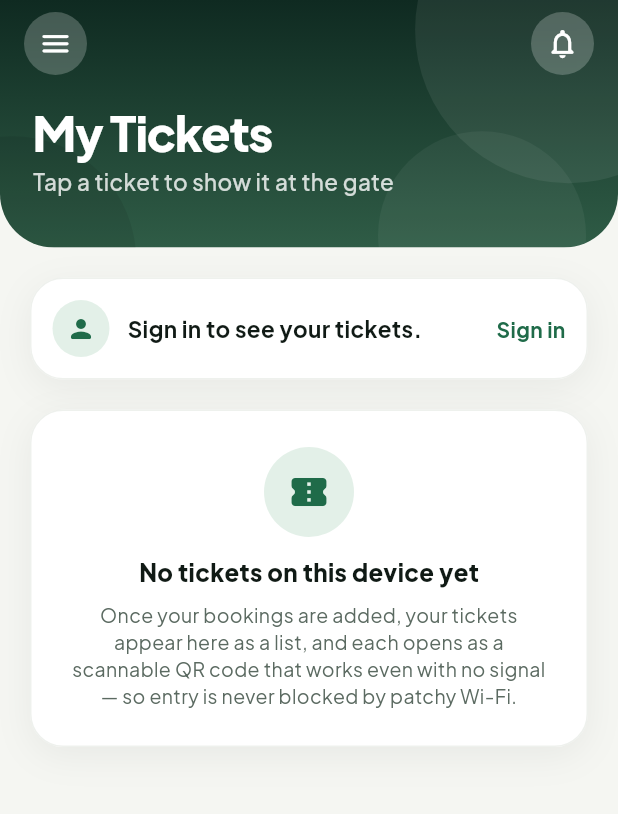
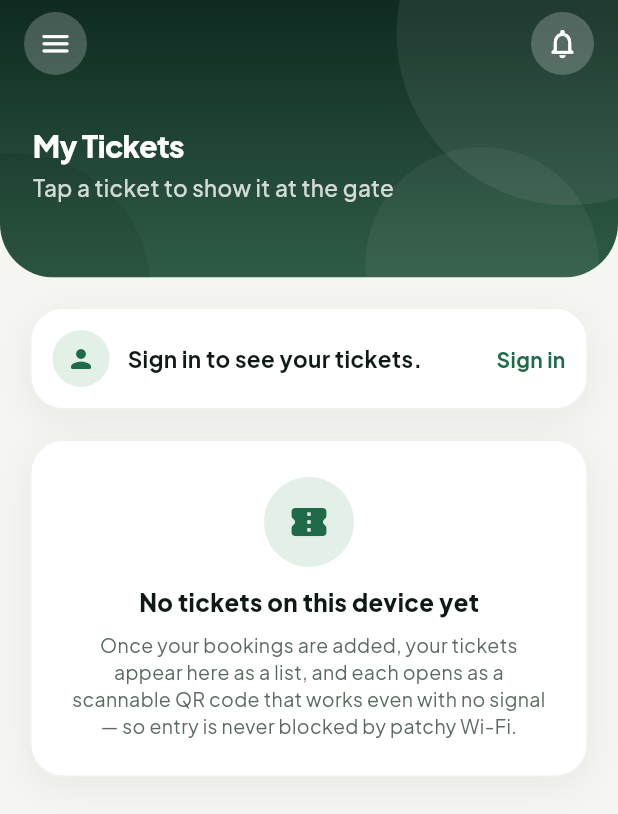
Before and after one commit to kynren/kynren-park, a Flutter app: the screen it shows after launch, after a tap on "Tickets", on a phone screen of 412 x 824 dp. Shown: the top 814 px of the screen. Run offline on Flutter 3.47's test engine with Material 3 defaults, Android fonts, the phone set to English and light mode, and no system bars; our stand-ins replace cached_network_image, firebase_core, firebase_messaging, flutter_tts, geolocator, go_router and 7 more; missing offline and left inert: mobile_scanner; accounts and stored records are empty; network calls fail.

Commit message:
Flutter: taller page headers with a 20px title, status-bar icons that stay visible over the green header and photos (1.0.0+44)
Co-Authored-By: Claude Sonnet 5.5 <noreply@anthropic.com>

```diff
--- a/apps/mobile_flutter/lib/main.dart
+++ b/apps/mobile_flutter/lib/main.dart
@@ -14,6 +14,7 @@ import 'core/push.dart';
 import 'core/restaurant_favs.dart';
 import 'core/sync.dart';
 import 'core/tickets.dart';
+import 'ui/status_bar.dart';
 import 'core/theme.dart';
 import 'core/theme_mode.dart';
 
@@ -124,7 +125,10 @@ class _KynrenAppState extends State<KynrenApp> {
             themeMode: context.watch<ThemePref>().mode,
             routerConfig: router,
             // The launch splash, announcements and first-time cards sit above every screen.
-            builder: (context, child) => Stack(fit: StackFit.expand, children: [child ?? const SizedBox.shrink(), const AnnouncementMegaphone(), const WalkthroughOverlay(), const LoadingOverlay()]),
+            builder: (context, child) => StatusBarIcons(
+              light: Theme.of(context).brightness == Brightness.dark,
+              child: Stack(fit: StackFit.expand, children: [child ?? const SizedBox.shrink(), const AnnouncementMegaphone(), const WalkthroughOverlay(), const LoadingOverlay()]),
+            ),
           );
         },
       ),
--- a/apps/mobile_flutter/lib/screens/home_screen.dart
+++ b/apps/mobile_flutter/lib/screens/home_screen.dart
@@ -19,6 +19,7 @@ import '../ui/kimage.dart';
 import '../ui/managed_image.dart';
 import '../ui/reveal.dart';
 import '../ui/skeleton.dart';
+import '../ui/status_bar.dart';
 import '../ui/screen.dart';
 import '../ui/show_widgets.dart';
 import '../ui/tap.dart';
@@ -395,7 +396,9 @@ class _HomeScreenState extends State<HomeScreen> {
     final bandHeight = top + 270;
     final hasBarPicture = hasSlotImage(context, 'header.home');
 
-    return Scaffold(
+    return StatusBarIcons(
+      light: true,
+      child: Scaffold(
       backgroundColor: c.screen,
       body: Stack(
         fit: StackFit.expand,
@@ -474,6 +477,7 @@ class _HomeScreenState extends State<HomeScreen> {
             ]),
           ),
         ],
+      ),
       ),
     );
   }
--- a/apps/mobile_flutter/lib/ui/screen.dart
+++ b/apps/mobile_flutter/lib/ui/screen.dart
@@ -3,6 +3,7 @@ import '../app/shell.dart' show navClearance;
 import '../core/theme.dart';
 import 'managed_image.dart';
 import 'screen_header.dart';
+import 'status_bar.dart';
 import 'top_bar.dart';
 
 /// The picture the admin has set behind a whole page (System → App Images → Page backgrounds),
@@ -107,13 +108,16 @@ class _KScreenState extends State<KScreen> {
       ],
     );
     if (w.onRefresh != null) list = RefreshIndicator(onRefresh: w.onRefresh!, edgeOffset: MediaQuery.paddingOf(context).top + 60, child: list);
-    return Scaffold(
+    return StatusBarIcons(
+      light: true,
+      child: Scaffold(
         backgroundColor: c.screen,
         body: Stack(fit: StackFit.expand, children: [
           if (w.page != null) PageBackdrop(w.page!),
           Positioned.fill(child: list),
           KTopBar(title: w.title, offset: _offset, back: w.back, onBack: w.onBack, right: w.right, showBell: w.page != 'notifications'),
         ]),
+      ),
     );
   }
 }
--- a/apps/mobile_flutter/lib/ui/screen_header.dart
+++ b/apps/mobile_flutter/lib/ui/screen_header.dart
@@ -48,7 +48,7 @@ class ScreenHeader extends StatelessWidget {
                 children: [
                   SizedBox(height: MediaQuery.paddingOf(context).top + 60),
                   Padding(
-                    padding: const EdgeInsets.fromLTRB(22, 10, 22, 34),
+                    padding: const EdgeInsets.fromLTRB(22, 24, 22, 50),
                     child: SizedBox(
                       width: double.infinity,
                       child: Column(
@@ -63,10 +63,10 @@ class ScreenHeader extends StatelessWidget {
                               style: const TextStyle(
                                 fontFamily: Tokens.display,
                                 color: Colors.white,
-                                fontSize: 32,
+                                fontSize: 20,
                                 fontWeight: FontWeight.w800,
-                                height: 36 / 32,
-                                letterSpacing: -0.8,
+                                height: 26 / 20,
+                                letterSpacing: -0.4,
                               ),
                             ),
                           ),
--- /dev/null
+++ b/apps/mobile_flutter/lib/ui/status_bar.dart
@@ -0,0 +1,20 @@
+import 'package:flutter/material.dart';
+import 'package:flutter/services.dart';
+
+/// Chooses the colour of the phone's status-bar icons (clock, signal, battery) for the screen it wraps.
+/// [light] means white icons, for a screen whose top is dark (a green header band, a photo); otherwise they are dark.
+/// The bar itself stays transparent, so the page shows through it.
+class StatusBarIcons extends StatelessWidget {
+  final bool light;
+  final Widget child;
+  const StatusBarIcons({super.key, required this.light, required this.child});
+
+  static SystemUiOverlayStyle styleFor({required bool light}) => SystemUiOverlayStyle(
+        statusBarColor: Colors.transparent,
+        statusBarIconBrightness: light ? Brightness.light : Brightness.dark, // Android
+        statusBarBrightness: light ? Brightness.dark : Brightness.light, // iOS names it the other way round
+      );
+
+  @override
+  Widget build(BuildContext context) => AnnotatedRegion<SystemUiOverlayStyle>(value: styleFor(light: light), child: child);
+}
--- a/apps/mobile_flutter/pubspec.yaml
+++ b/apps/mobile_flutter/pubspec.yaml
@@ -16,7 +16,7 @@ publish_to: 'none' # Remove this line if you wish to publish to pub.dev
 # https://developer.apple.com/library/archive/documentation/General/Reference/InfoPlistKeyReference/Articles/CoreFoundationKeys.html
 # In Windows, build-name is used as the major, minor, and patch parts
 # of the product and file versions while build-number is used as the build suffix.
-version: 1.0.0+43
+version: 1.0.0+44
 
 environment:
   sdk: ^3.13.1
```
Also changed, not shown: apps/mobile_flutter/lib/ui/detail_kit.dart (+7 -1 lines), 1 other file. Lines whose indentation alone changed are shown as unchanged.
